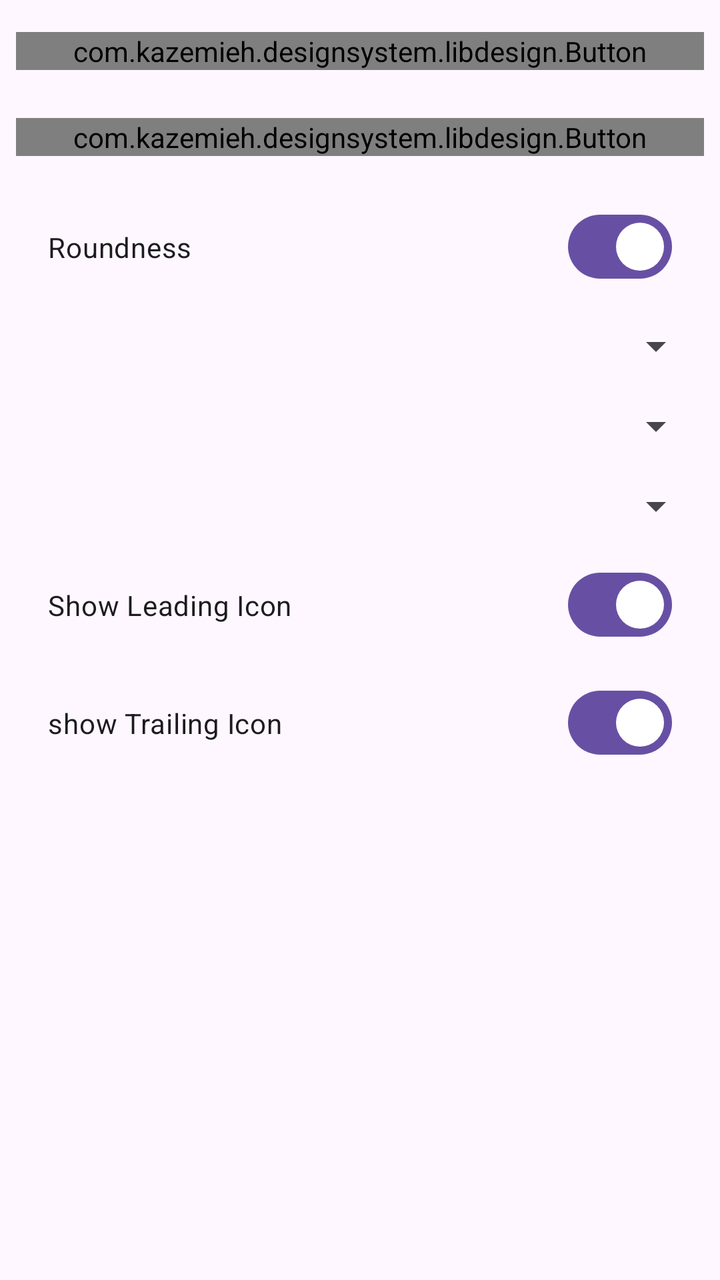
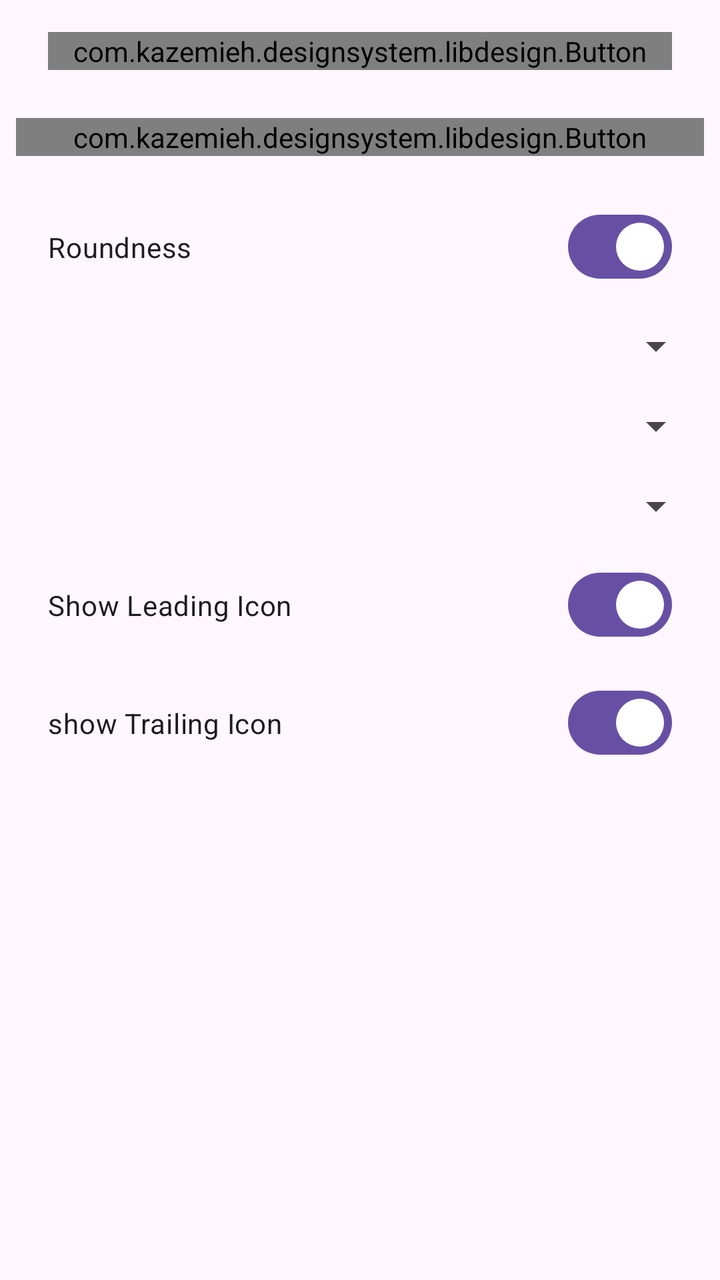

Two renders of the same Android screen: before a commit and after it. Below are the layout's source before the change and the commit's diff.
<!-- AndroidManifest.xml: application theme Theme.DesignSystem -->
<!-- res/layout/activity_main.xml -->
<?xml version="1.0" encoding="utf-8"?>
<layout xmlns:android="http://schemas.android.com/apk/res/android"
    xmlns:app="http://schemas.android.com/apk/res-auto"
    xmlns:tools="http://schemas.android.com/tools">

    <LinearLayout
        android:layout_width="match_parent"
        android:layout_height="match_parent"
        android:orientation="vertical"
        tools:context=".sample.MainActivity">


        <ScrollView
            android:layout_width="match_parent"
            android:layout_height="match_parent"
            tools:ignore="UselessParent">

            <LinearLayout
                android:layout_width="match_parent"
                android:layout_height="wrap_content"
                android:gravity="center_horizontal"
                android:orientation="vertical"
                android:padding="8dp">


                <com.kazemieh.designsystem.libdesign.Button
                    android:id="@+id/smallButtonXml"
                    android:layout_width="match_parent"
                    android:layout_height="wrap_content"
                    android:layout_marginTop="8dp"
                    android:layout_marginBottom="16dp"
                    android:paddingHorizontal="16dp"
                    app:configurationButton="primary"
                    app:leadingIcon="@drawable/icon"
                    app:myCornerRadius="eight"
                    app:stateButton="enable"
                    app:styleButton="field"
                    app:text="small button xml"
                    app:trailingIcon="@drawable/icon" />

                <com.kazemieh.designsystem.libdesign.Button
                    android:id="@+id/smallButton"
                    android:layout_width="match_parent"
                    android:layout_height="wrap_content"
                    android:layout_marginTop="8dp"
                    android:layout_marginBottom="16dp"
                    android:paddingHorizontal="16dp" />

                <com.google.android.material.materialswitch.MaterialSwitch
                    android:id="@+id/switchRoundnessSmallButton"
                    android:layout_width="match_parent"
                    android:layout_height="wrap_content"
                    android:checked="true"
                    android:paddingHorizontal="16dp"
                    android:paddingVertical="20dp"
                    android:text="@string/roundness" />

                <Spinner
                    android:id="@+id/spinnerConfigurationSmallButton"
                    android:layout_width="match_parent"
                    android:layout_height="wrap_content"
                    android:paddingHorizontal="8dp"
                    android:paddingVertical="20dp" />

                <Spinner
                    android:id="@+id/spinnerStyleSmallButton"
                    android:layout_width="match_parent"
                    android:layout_height="wrap_content"
                    android:paddingHorizontal="8dp"
                    android:paddingVertical="20dp" />

                <Spinner
                    android:id="@+id/spinnerStateSmallButton"
                    android:layout_width="match_parent"
                    android:layout_height="wrap_content"
                    android:paddingHorizontal="8dp"
                    android:paddingVertical="20dp" />

                <com.google.android.material.materialswitch.MaterialSwitch
                    android:id="@+id/switchShowLeadingIconSmallButton"
                    android:layout_width="match_parent"
                    android:layout_height="wrap_content"
                    android:checked="true"
                    android:paddingHorizontal="16dp"
                    android:paddingVertical="20dp"
                    android:text="@string/show_leading_icon" />

                <com.google.android.material.materialswitch.MaterialSwitch
                    android:id="@+id/switchShowTrailingIconSmallButton"
                    android:layout_width="match_parent"
                    android:layout_height="wrap_content"
                    android:checked="true"
                    android:paddingHorizontal="16dp"
                    android:paddingVertical="20dp"
                    android:text="@string/show_trailing_icon" />
            </LinearLayout>

        </ScrollView>

    </LinearLayout>

</layout>
<!-- resources referenced by this layout -->
<resources>
  <!-- drawable icon (drawable) -->
  <vector xmlns:android="http://schemas.android.com/apk/res/android"
      android:width="20dp"
      android:height="20dp"
      android:viewportWidth="20"
      android:viewportHeight="20">
      <path
          android:fillColor="#673AB7"
          android:pathData="M15,10.833H10.833V15C10.833,15.458 10.458,15.833 10,15.833C9.542,15.833 9.167,15.458 9.167,15V10.833H5C4.542,10.833 4.167,10.458 4.167,10C4.167,9.542 4.542,9.167 5,9.167H9.167V5C9.167,4.542 9.542,4.167 10,4.167C10.458,4.167 10.833,4.542 10.833,5V9.167H15C15.458,9.167 15.833,9.542 15.833,10C15.833,10.458 15.458,10.833 15,10.833Z" />
  </vector>
  <string name="roundness">Roundness</string>
  <string name="show_leading_icon">Show Leading Icon</string>
  <string name="show_trailing_icon">show Trailing Icon</string>
  <style name="Theme.DesignSystem" parent="Base.Theme.DesignSystem" />
  <style name="Base.Theme.DesignSystem" parent="Theme.Material3.DayNight.NoActionBar">
          
          
      </style>
</resources>

<!-- the commit's change to res/layout/activity_main.xml (unified diff, before → after) -->
@@ -26,10 +26,10 @@
                 <com.kazemieh.designsystem.libdesign.Button
                     android:id="@+id/smallButtonXml"
                     android:layout_width="match_parent"
-                    android:layout_height="wrap_content"
+                    android:layout_height="match_parent"
                     android:layout_marginTop="8dp"
                     android:layout_marginBottom="16dp"
-                    android:paddingHorizontal="16dp"
+                    android:layout_marginHorizontal="16dp"
                     app:configurationButton="primary"
                     app:leadingIcon="@drawable/icon"
                     app:myCornerRadius="eight"
